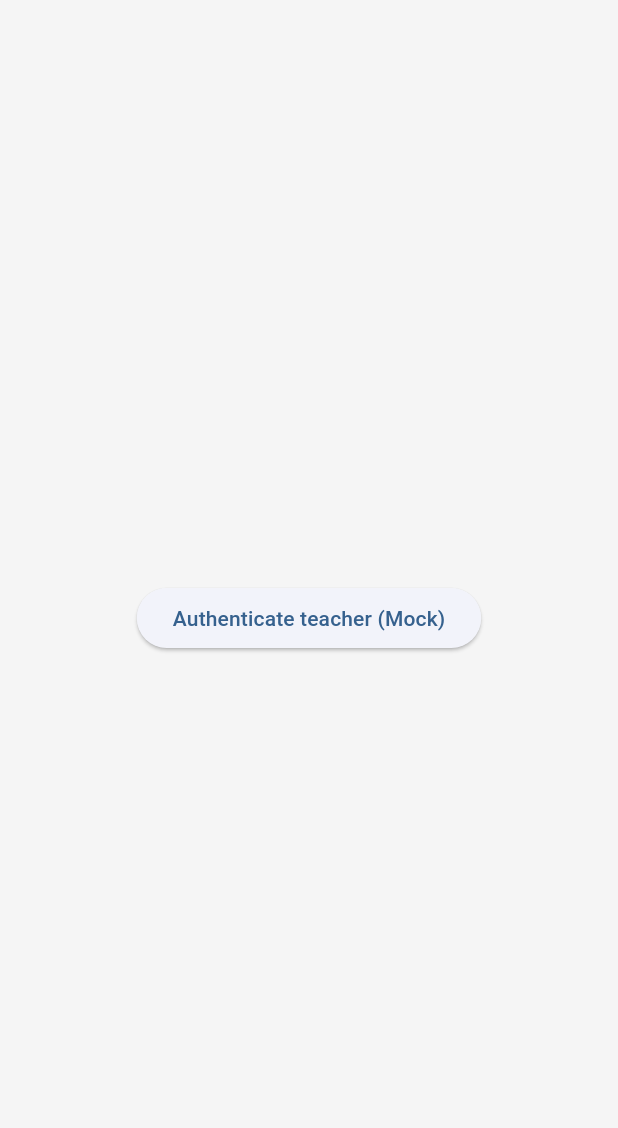
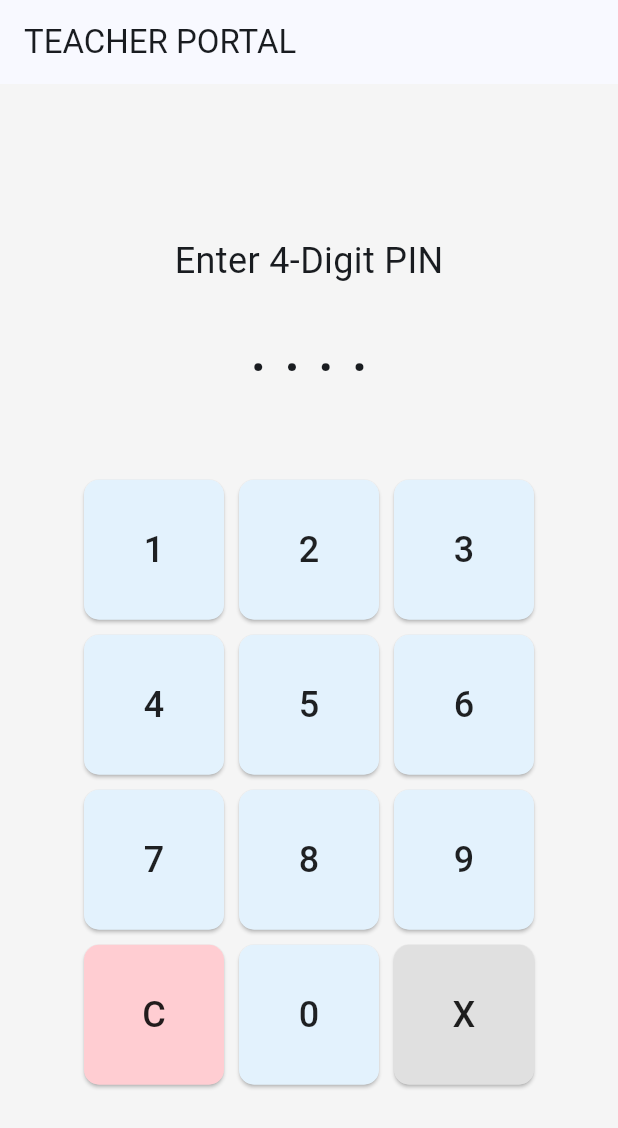
Before and after one commit to MichaelMusembi/NuruTouch, a Flutter app: the PinAuthScreen screen opened by its route, on a phone screen of 412 x 824 dp. Shown: the top 1128 px of the screen. Run offline on Flutter 3.47's test engine with Material 3 defaults, Android fonts, the phone set to English and light mode, and no system bars; our stand-ins replace flutter_riverpod, flutter_tts, go_router, sqflite, vibration; accounts and stored records are empty.

```diff
--- a/lib/core/config/router.dart
+++ b/lib/core/config/router.dart
@@ -11,39 +11,17 @@ import '../../features/onboarding/presentation/screens/discover_dots_screen.dart
 import '../../features/onboarding/presentation/screens/learner_profile_screen.dart';
 import '../../features/learning/presentation/screens/dashboard_screen.dart';
 import '../../features/learning/presentation/screens/lesson_player_screen.dart';
+import '../../features/parent/presentation/screens/pin_auth_screen.dart';
 
 // Placeholder screens for Teacher and Parent isolation
 class TeacherDashboard extends StatelessWidget {
   const TeacherDashboard({super.key});
-  @override Widget build(BuildContext context) => const Scaffold(body: Center(child: Text("Teacher Dashboard")));
+  @override Widget build(BuildContext context) => Scaffold(appBar: AppBar(title: const Text('Teacher')), body: const Center(child: Text("Teacher Dashboard (Data Table implementation pending)")));
 }
 
 class ParentDashboard extends StatelessWidget {
   const ParentDashboard({super.key});
-  @override Widget build(BuildContext context) => const Scaffold(body: Center(child: Text("Parent Dashboard")));
-}
-
-class PinAuthScreen extends ConsumerWidget {
-  final String userType; // 'teacher' or 'parent'
-  const PinAuthScreen({super.key, required this.userType});
-
-  @override
-  Widget build(BuildContext context, WidgetRef ref) {
-      return Scaffold(
-          body: Center(
-              child: ElevatedButton(
-                  onPressed: () {
-                      if (userType == 'teacher') {
-                          ref.read(authProvider.notifier).authenticateTeacher("1234");
-                      } else {
-                          ref.read(authProvider.notifier).authenticateParent("5678");
-                      }
-                  },
-                  child: Text("Authenticate $userType (Mock)")
-              )
-          )
-      );
-  }
+  @override Widget build(BuildContext context) => Scaffold(appBar: AppBar(title: const Text('Parent')), body: const Center(child: Text("Parent Dashboard (Consent & Settings implementation pending)")));
 }
 
 // Global keys for nested routing isolation
@@ -55,7 +33,6 @@ final _parentNavigatorKey = GlobalKey<NavigatorState>();
 final routerProvider = Provider<GoRouter>((ref) {
   // Use a redirect that reads the current state rather than watching it directly
   // to avoid recreating the GoRouter instance.
-  // A refreshListenable should ideally be attached if using GoRouter's built-in refresh.
 
   return GoRouter(
     navigatorKey: _rootNavigatorKey,
--- /dev/null
+++ b/lib/features/parent/presentation/screens/pin_auth_screen.dart
@@ -0,0 +1,99 @@
+import 'package:flutter/material.dart';
+import 'package:flutter_riverpod/flutter_riverpod.dart';
+import '../../../../core/config/auth_provider.dart';
+
+class PinAuthScreen extends ConsumerStatefulWidget {
+  final String userType;
+  const PinAuthScreen({super.key, required this.userType});
+
+  @override
+  ConsumerState<PinAuthScreen> createState() => _PinAuthScreenState();
+}
+
+class _PinAuthScreenState extends ConsumerState<PinAuthScreen> {
+  String _pin = "";
+
+  void _addNumber(String num) {
+    if (_pin.length < 4) {
+      setState(() {
+        _pin += num;
+      });
+      if (_pin.length == 4) {
+        _submitPin();
+      }
+    }
+  }
+
+  void _clear() {
+    setState(() {
+      _pin = "";
+    });
+  }
+
+  void _submitPin() {
+    // In production, this verifies against an encrypted SQLite hash.
+    if (widget.userType == 'teacher') {
+      ref.read(authProvider.notifier).authenticateTeacher(_pin);
+    } else {
+      ref.read(authProvider.notifier).authenticateParent(_pin);
+    }
+
+    // AuthProvider logic (via GoRouter redirect) will auto-push if successful
+    // If we're still here after a brief moment, it failed
+    Future.delayed(const Duration(milliseconds: 300), () {
+        if(mounted) {
+           ScaffoldMessenger.of(context).showSnackBar(const SnackBar(content: Text('Invalid PIN')));
+           _clear();
+        }
+    });
+  }
+
+  @override
+  Widget build(BuildContext context) {
+    return Scaffold(
+      appBar: AppBar(title: Text('${widget.userType.toUpperCase()} PORTAL')),
+      body: Center(
+        child: Column(
+          mainAxisAlignment: MainAxisAlignment.center,
+          children: [
+            const Text("Enter 4-Digit PIN", style: TextStyle(fontSize: 24)),
+            const SizedBox(height: 20),
+            Text(_pin.padRight(4, '·'), style: const TextStyle(fontSize: 48, letterSpacing: 10)),
+            const SizedBox(height: 40),
+            _buildNumPad(),
+          ],
+        ),
+      ),
+    );
+  }
+
+  Widget _buildNumPad() {
+    return SizedBox(
+      width: 300,
+      child: GridView.count(
+        shrinkWrap: true,
+        crossAxisCount: 3,
+        mainAxisSpacing: 10,
+        crossAxisSpacing: 10,
+        children: [
+          for (int i = 1; i <= 9; i++)
+             _buildButton(i.toString(), () => _addNumber(i.toString())),
+          _buildButton("C", _clear, color: Colors.red.shade100),
+          _buildButton("0", () => _addNumber("0")),
+          _buildButton("X", () => Navigator.pop(context), color: Colors.grey.shade300),
+        ],
+      ),
+    );
+  }
+
+  Widget _buildButton(String text, VoidCallback onTap, {Color? color}) {
+    return ElevatedButton(
+      style: ElevatedButton.styleFrom(
+        backgroundColor: color ?? Colors.blue.shade50,
+        shape: RoundedRectangleBorder(borderRadius: BorderRadius.circular(10))
+      ),
+      onPressed: onTap,
+      child: Text(text, style: const TextStyle(fontSize: 24, color: Colors.black87)),
+    );
+  }
+}
```
Also changed, not shown: lib/features/learning/presentation/screens/lesson_player_screen.dart (+96 -39 lines), lib/features/learning/presentation/widgets/write_braille_widget.dart (added, +91 -0 lines), 1 other file.
